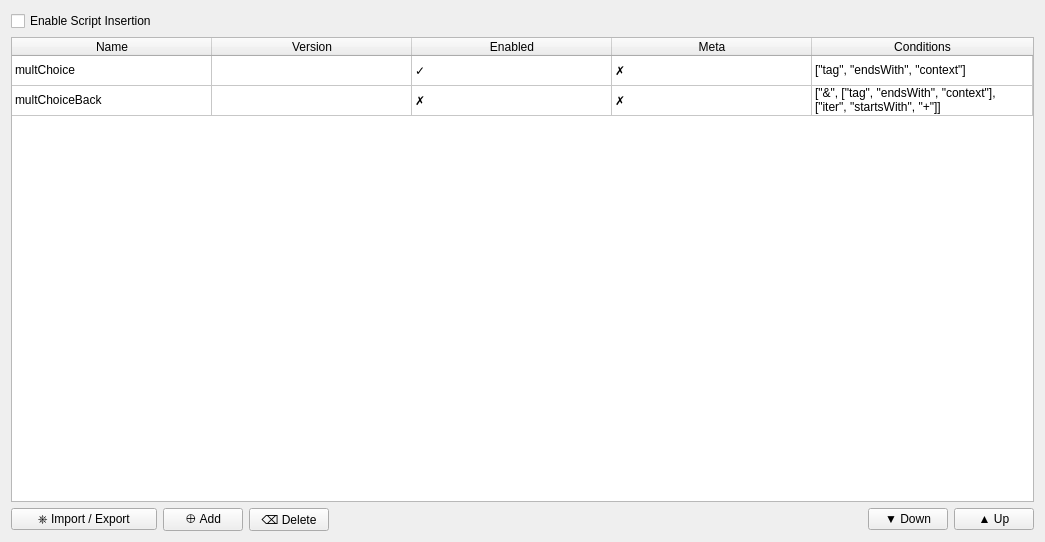
Above: src/gui_config/sm_script_tab.ui from hgiesel/anki_asset_manager before the change. Below: the same form after it.
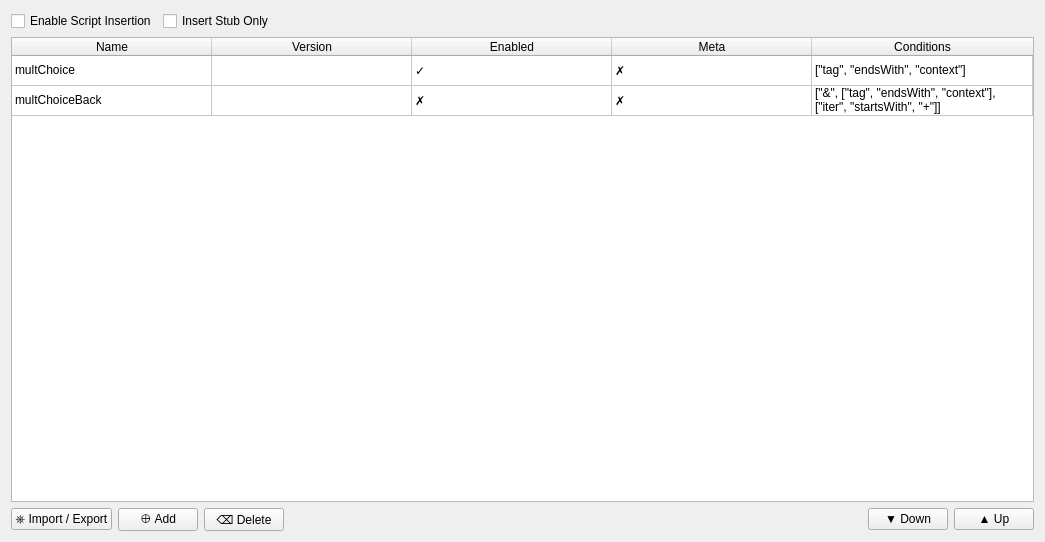
That is the form after the change.

Commit message: Add new "insert stub only" feature

```diff
--- a/src/gui_config/sm_script_tab.ui
+++ b/src/gui_config/sm_script_tab.ui
@@ -14,62 +14,14 @@
    <string>Form</string>
   </property>
   <layout class="QGridLayout" name="gridLayout">
-   <item row="4" column="4">
-    <widget class="QPushButton" name="downPushButton">
-     <property name="text">
-      <string>▼ Down</string>
-     </property>
-    </widget>
-   </item>
-   <item row="4" column="3">
-    <spacer name="horizontalSpacer">
-     <property name="orientation">
-      <enum>Qt::Horizontal</enum>
-     </property>
-     <property name="sizeHint" stdset="0">
-      <size>
-       <width>40</width>
-       <height>20</height>
-      </size>
-     </property>
-    </spacer>
-   </item>
-   <item row="4" column="1">
-    <widget class="QPushButton" name="addPushButton">
-     <property name="text">
-      <string>⊕ Add</string>
-     </property>
-    </widget>
-   </item>
-   <item row="4" column="2">
-    <widget class="QPushButton" name="deletePushButton">
-     <property name="text">
-      <string>⌫ Delete</string>
-     </property>
-    </widget>
-   </item>
-   <item row="4" column="0">
+   <item row="9" column="0">
     <widget class="QPushButton" name="importButton">
      <property name="text">
       <string>⎈ Import / Export</string>
      </property>
     </widget>
    </item>
-   <item row="4" column="5">
-    <widget class="QPushButton" name="upPushButton">
-     <property name="text">
-      <string>▲ Up</string>
-     </property>
-    </widget>
-   </item>
-   <item row="2" column="0">
-    <widget class="QCheckBox" name="enableCheckBox">
-     <property name="text">
-      <string>Enable Script Insertion</string>
-     </property>
-    </widget>
-   </item>
-   <item row="3" column="0" colspan="6">
+   <item row="8" column="0" colspan="6">
     <widget class="QTableWidget" name="scriptsTable">
      <property name="editTriggers">
       <set>QAbstractItemView::NoEditTriggers</set>
@@ -199,6 +151,78 @@
      </item>
     </widget>
    </item>
+   <item row="9" column="1">
+    <widget class="QPushButton" name="addPushButton">
+     <property name="text">
+      <string>⊕ Add</string>
+     </property>
+    </widget>
+   </item>
+   <item row="9" column="5">
+    <widget class="QPushButton" name="upPushButton">
+     <property name="text">
+      <string>▲ Up</string>
+     </property>
+    </widget>
+   </item>
+   <item row="9" column="3">
+    <spacer name="horizontalSpacer">
+     <property name="orientation">
+      <enum>Qt::Horizontal</enum>
+     </property>
+     <property name="sizeHint" stdset="0">
+      <size>
+       <width>40</width>
+       <height>20</height>
+      </size>
+     </property>
+    </spacer>
+   </item>
+   <item row="9" column="4">
+    <widget class="QPushButton" name="downPushButton">
+     <property name="text">
+      <string>▼ Down</string>
+     </property>
+    </widget>
+   </item>
+   <item row="9" column="2">
+    <widget class="QPushButton" name="deletePushButton">
+     <property name="text">
+      <string>⌫ Delete</string>
+     </property>
+    </widget>
+   </item>
+   <item row="4" column="0" rowspan="4" colspan="6">
+    <layout class="QHBoxLayout" name="horizontalLayout">
+     <item>
+      <widget class="QCheckBox" name="enableCheckBox">
+       <property name="text">
+        <string>Enable Script Insertion</string>
+       </property>
+      </widget>
+     </item>
+     <item>
+      <widget class="QCheckBox" name="insertStubCheckBox">
+       <property name="text">
+        <string>Insert Stub Only</string>
+       </property>
+      </widget>
+     </item>
+     <item>
+      <spacer name="horizontalSpacer_inHl">
+       <property name="orientation">
+        <enum>Qt::Horizontal</enum>
+       </property>
+       <property name="sizeHint" stdset="0">
+        <size>
+         <width>40</width>
+         <height>20</height>
+        </size>
+       </property>
+      </spacer>
+     </item>
+    </layout>
+   </item>
   </layout>
  </widget>
  <resources/>
```
The commit also changes 9 other files.
